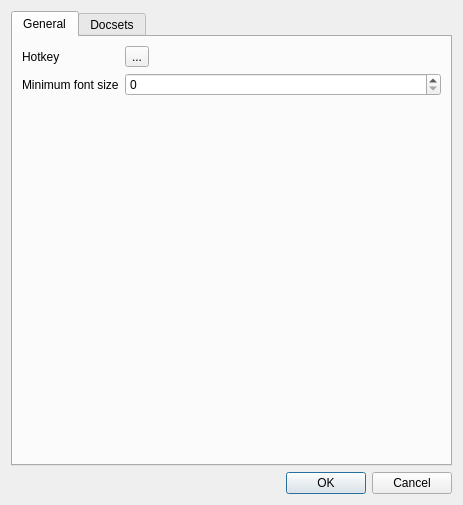
Above: zeal/zealsettingsdialog.ui from zealdocs/zeal before the change. Below: the same form after it.
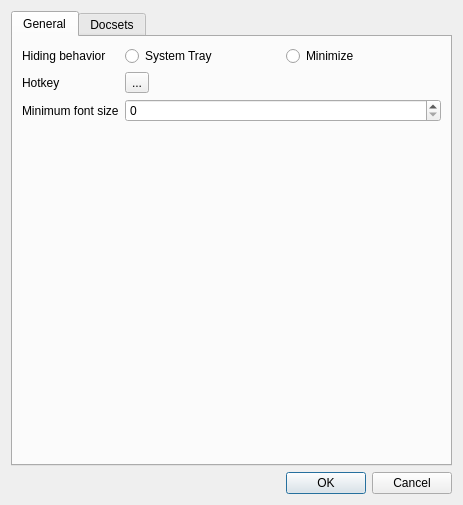
That is the form after the change. The open tabs and pages were chosen to show the change. Custom widgets are drawn as their Qt base class.

Commit message: Allow disabling the tray icon

Patch:
```diff
--- a/zeal/zealsettingsdialog.ui
+++ b/zeal/zealsettingsdialog.ui
@@ -26,30 +26,55 @@
       <layout class="QGridLayout" name="gridLayout">
        <item row="0" column="0">
         <layout class="QFormLayout" name="formLayout">
-         <item row="0" column="0">
+         <item row="2" column="0">
           <widget class="QLabel" name="label">
            <property name="text">
             <string>Hotkey</string>
            </property>
           </widget>
          </item>
-         <item row="0" column="1">
+         <item row="2" column="1">
           <widget class="RazorShortcutButton" name="toolButton">
            <property name="text">
             <string>...</string>
            </property>
           </widget>
          </item>
-         <item row="1" column="1">
+         <item row="3" column="1">
           <widget class="QSpinBox" name="minFontSize"/>
          </item>
-         <item row="1" column="0">
+         <item row="3" column="0">
           <widget class="QLabel" name="label_2">
            <property name="text">
             <string>Minimum font size</string>
            </property>
           </widget>
          </item>
+         <item row="1" column="0">
+          <widget class="QLabel" name="label_3">
+           <property name="text">
+            <string>Hiding behavior</string>
+           </property>
+          </widget>
+         </item>
+         <item row="1" column="1">
+          <layout class="QHBoxLayout" name="horizontalLayout_2">
+           <item>
+            <widget class="QRadioButton" name="radioSysTray">
+             <property name="text">
+              <string>System Tray</string>
+             </property>
+            </widget>
+           </item>
+           <item>
+            <widget class="QRadioButton" name="radioMinimize">
+             <property name="text">
+              <string>Minimize</string>
+             </property>
+            </widget>
+           </item>
+          </layout>
+         </item>
         </layout>
        </item>
       </layout>
```
Left out of the diff: 2 changed lines with no effect on the pictures. The commit also changes 2 other files.
